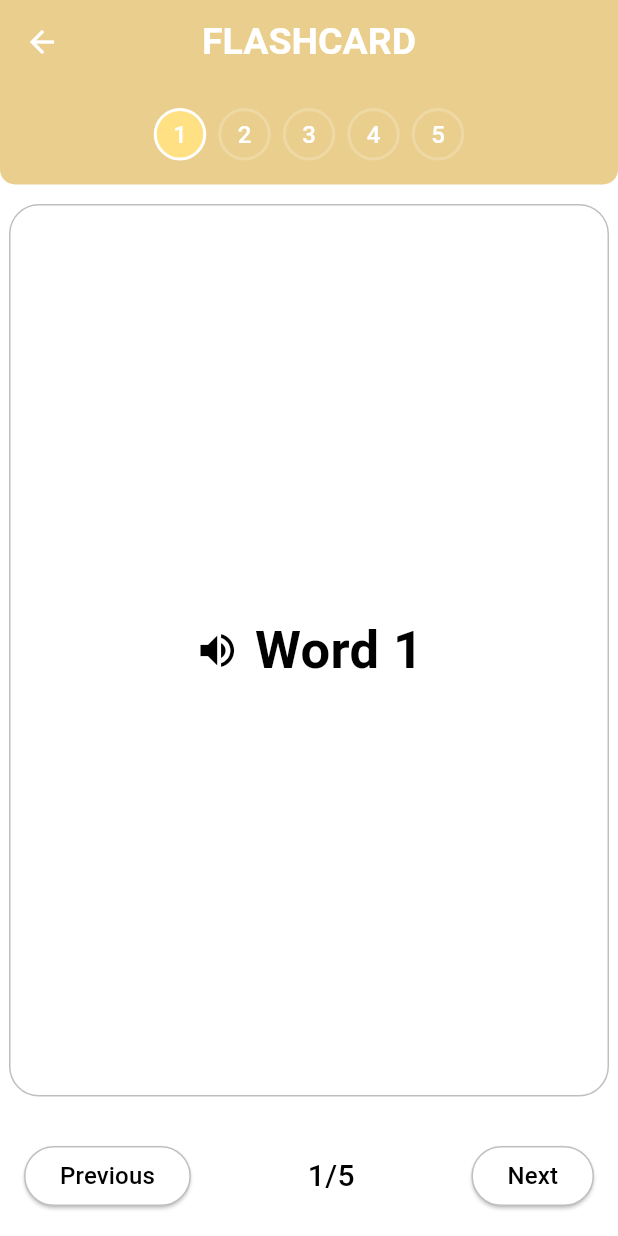
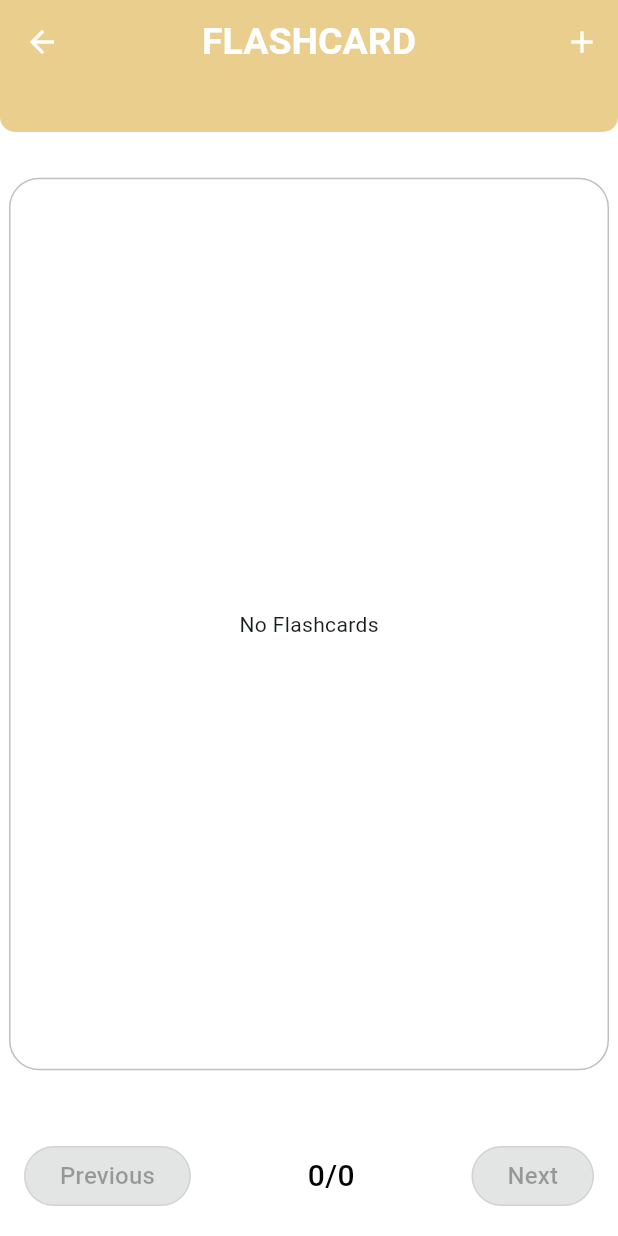
Before and after one commit to Nguyen-Van-Truong/EnglishApp, a Flutter app: the FlashcardPage screen opened directly, on a phone screen of 412 x 824 dp. Run offline on Flutter 3.47's test engine with Material 3 defaults, Android fonts, the phone set to English and light mode, and no system bars; our stand-ins replace hexcolor, image_cropper, image_picker, permission_handler, sqflite; missing offline and left inert: color_type_converter, flutter_client_sse, flutter_webrtc, google_mlkit_text_recognition; accounts and stored records are empty; Roboto replaces fonts that are missing (Poppins).

Commit message:
Finish Flashcard: Add flashcard to local, remove flashcard

```diff
--- a/lib/src/presentation/pages/flashcard_page.dart
+++ b/lib/src/presentation/pages/flashcard_page.dart
@@ -1,8 +1,30 @@
 // lib/src/presentation/pages/flashcard_page.dart
 import 'package:flutter/material.dart';
+import 'package:path_provider/path_provider.dart';
+import 'dart:convert';
+import 'dart:io';
 import 'package:provider/provider.dart';
 import 'package:englishapp/src/theme/theme_provider.dart';
 import 'package:englishapp/src/theme/colors.dart';
+
+class Flashcard {
+  final String englishWord;
+  final String vietnameseMeaning;
+
+  Flashcard({required this.englishWord, required this.vietnameseMeaning});
+
+  Map<String, String> toJson() => {
+    'englishWord': englishWord,
+    'vietnameseMeaning': vietnameseMeaning,
+  };
+
+  factory Flashcard.fromJson(Map<String, dynamic> json) {
+    return Flashcard(
+      englishWord: json['englishWord'],
+      vietnameseMeaning: json['vietnameseMeaning'],
+    );
+  }
+}
 
 class FlashcardPage extends StatefulWidget {
   @override
@@ -11,7 +33,59 @@ class FlashcardPage extends StatefulWidget {
 
 class _FlashcardPageState extends State<FlashcardPage> {
   int currentIndex = 0;
-  final List<String> words = ['Word 1', 'Word 2', 'Word 3', 'Word 4', 'Word 5'];
+  List<Flashcard> flashcards = [];
+
+  @override
+  void initState() {
+    super.initState();
+    _loadFlashcards();
+  }
+
+  Future<void> _loadFlashcards() async {
+    final directory = await getApplicationDocumentsDirectory();
+    final file = File('${directory.path}/flashcards.json');
+    if (await file.exists()) {
+      final jsonData = await file.readAsString();
+      final List<dynamic> loadedFlashcards = json.decode(jsonData);
+      setState(() {
+        flashcards = loadedFlashcards
+            .map((flashcardJson) => Flashcard.fromJson(flashcardJson))
+            .toList();
+      });
+    } else {
+      flashcards = [];
+      _saveFlashcards();
+    }
+  }
+
+  Future<void> _saveFlashcards() async {
+    final directory = await getApplicationDocumentsDirectory();
+    final file = File('${directory.path}/flashcards.json');
+    await file.writeAsString(
+        json.encode(flashcards.map((fc) => fc.toJson()).toList()));
+  }
+
+  void _addFlashcard(String englishWord, String vietnameseMeaning) {
+    setState(() {
+      flashcards.add(Flashcard(
+          englishWord: englishWord, vietnameseMeaning: vietnameseMeaning));
+      if (flashcards.length == 1) {
+        // Khi thêm flashcard đầu tiên, đặt currentIndex về 0
+        currentIndex = 0;
+      }
+    });
+    _saveFlashcards();
+  }
+
+  void _deleteFlashcard(int index) {
+    setState(() {
+      flashcards.removeAt(index);
+      if (currentIndex >= flashcards.length) {
+        currentIndex = flashcards.length - 1;
+      }
+    });
+    _saveFlashcards();
+  }
 
   @override
   Widget build(BuildContext context) {
@@ -29,22 +103,27 @@ class _FlashcardPageState extends State<FlashcardPage> {
             fontSize: 25,
             fontFamily: 'Poppins',
             fontWeight: FontWeight.w700,
-
           ),
         ),
         iconTheme: IconThemeData(
           color: Colors.white,
         ),
         centerTitle: true,
+        actions: [
+          IconButton(
+            icon: Icon(Icons.add),
+            onPressed: () => _showAddFlashcardDialog(context),
+          ),
+        ],
       ),
       body: Column(
         children: [
           _buildHeader(themeIndex),
           _buildFlashcard(themeIndex),
           _buildNavigationButtons(themeIndex),
+          _buildDeleteButton(themeIndex),
         ],
       ),
-
     );
   }
 
@@ -62,7 +141,7 @@ class _FlashcardPageState extends State<FlashcardPage> {
         children: [
           Row(
             mainAxisAlignment: MainAxisAlignment.center,
-            children: List.generate(words.length, (index) {
+            children: List.generate(flashcards.length, (index) {
               return Container(
                 margin: const EdgeInsets.symmetric(horizontal: 4.0),
                 width: 35,
@@ -75,7 +154,8 @@ class _FlashcardPageState extends State<FlashcardPage> {
                   border: Border.all(
                     color: index == currentIndex
                         ? AppColors.getColor(themeIndex, 'primaryTextHeader')
-                        : AppColors.getColor(themeIndex, 'primaryTextHeader').withOpacity(0.2),
+                        : AppColors.getColor(themeIndex, 'primaryTextHeader')
+                        .withOpacity(0.2),
                     width: 2,
                   ),
                 ),
@@ -107,18 +187,20 @@ class _FlashcardPageState extends State<FlashcardPage> {
           decoration: BoxDecoration(
             color: AppColors.getColor(themeIndex, 'cardBackground'),
             borderRadius: BorderRadius.circular(20),
-            border: Border.all(color: AppColors.getColor(themeIndex, 'secondaryText').withOpacity(0.25)),
+            border: Border.all(
+              color: AppColors.getColor(themeIndex, 'secondaryText')
+                  .withOpacity(0.25),
+            ),
           ),
-          child: Stack(
+          child: flashcards.isNotEmpty
+              ? Stack(
             children: [
               Center(
-                child: Row(
+                child: Column(
                   mainAxisSize: MainAxisSize.min,
                   children: [
-                    Icon(Icons.volume_up, size: 30, color: AppColors.getColor(themeIndex, 'primaryText')),
-                    SizedBox(width: 10),
                     Text(
-                      words[currentIndex],
+                      flashcards[currentIndex].englishWord,
                       textAlign: TextAlign.center,
                       style: TextStyle(
                         color: AppColors.getColor(themeIndex, 'primaryText'),
@@ -127,34 +209,58 @@ class _FlashcardPageState extends State<FlashcardPage> {
                         fontWeight: FontWeight.w700,
                       ),
                     ),
+                    SizedBox(height: 10),
+                    Text(
+                      flashcards[currentIndex].vietnameseMeaning,
+                      textAlign: TextAlign.center,
+                      style: TextStyle(
+                        color: AppColors.getColor(themeIndex, 'secondaryText'),
+                        fontSize: 25,
+                        fontFamily: 'Poppins',
+                        fontWeight: FontWeight.w500,
+                      ),
+                    ),
                   ],
                 ),
               ),
             ],
-          ),
+          )
+              : Center(child: Text("No Flashcards")),
         ),
       ),
     );
   }
 
   Widget _buildNavigationButtons(int themeIndex) {
+    final isPreviousEnabled = flashcards.isNotEmpty && currentIndex > 0;
+    final isNextEnabled = flashcards.isNotEmpty && currentIndex < flashcards.length - 1;
+
     return Padding(
       padding: const EdgeInsets.all(16.0),
       child: Row(
         mainAxisAlignment: MainAxisAlignment.spaceBetween,
         children: [
           ElevatedButton(
-            onPressed: () {
+            onPressed: isPreviousEnabled
+                ? () {
               setState(() {
-                currentIndex = (currentIndex - 1 + words.length) % words.length;
+                currentIndex = (currentIndex - 1) % flashcards.length;
               });
-            },
+            }
+                : null,
             style: ElevatedButton.styleFrom(
-              foregroundColor: AppColors.getColor(themeIndex, 'primaryText'),
+              foregroundColor: isPreviousEnabled
+                  ? AppColors.getColor(themeIndex, 'primaryText')
+                  : Colors.grey,
               backgroundColor: AppColors.getColor(themeIndex, 'cardBackground'),
               shape: RoundedRectangleBorder(
                 borderRadius: BorderRadius.circular(20),
-                side: BorderSide(color: AppColors.getColor(themeIndex, 'secondaryText').withOpacity(0.25)),
+                side: BorderSide(
+                  color: isPreviousEnabled
+                      ? AppColors.getColor(themeIndex, 'secondaryText')
+                      .withOpacity(0.25)
+                      : Colors.grey.withOpacity(0.25),
+                ),
               ),
             ),
             child: Text(
@@ -167,7 +273,9 @@ class _FlashcardPageState extends State<FlashcardPage> {
             ),
           ),
           Text(
-            '${currentIndex + 1}/${words.length}',
+            flashcards.isNotEmpty
+                ? '${currentIndex + 1}/${flashcards.length}'
+                : '0/0',
             style: TextStyle(
               color: AppColors.getColor(themeIndex, 'primaryText'),
               fontSize: 20,
@@ -176,17 +284,26 @@ class _FlashcardPageState extends State<FlashcardPage> {
             ),
           ),
           ElevatedButton(
-            onPressed: () {
+            onPressed: isNextEnabled
+                ? () {
               setState(() {
-                currentIndex = (currentIndex + 1) % words.length;
+                currentIndex = (currentIndex + 1) % flashcards.length;
               });
-            },
+            }
+                : null,
             style: ElevatedButton.styleFrom(
-              foregroundColor: AppColors.getColor(themeIndex, 'primaryText'),
+              foregroundColor: isNextEnabled
+                  ? AppColors.getColor(themeIndex, 'primaryText')
+                  : Colors.grey,
               backgroundColor: AppColors.getColor(themeIndex, 'cardBackground'),
               shape: RoundedRectangleBorder(
                 borderRadius: BorderRadius.circular(20),
-                side: BorderSide(color: AppColors.getColor(themeIndex, 'secondaryText').withOpacity(0.25)),
+                side: BorderSide(
+                  color: isNextEnabled
+                      ? AppColors.getColor(themeIndex, 'secondaryText')
+                      .withOpacity(0.25)
+                      : Colors.grey.withOpacity(0.25),
+                ),
               ),
             ),
             child: Text(
@@ -202,4 +319,78 @@ class _FlashcardPageState extends State<FlashcardPage> {
       ),
     );
   }
+
+  Widget _buildDeleteButton(int themeIndex) {
+    return flashcards.isNotEmpty
+        ? Padding(
+      padding: const EdgeInsets.all(16.0),
+      child: ElevatedButton(
+        onPressed: () {
+          _deleteFlashcard(currentIndex);
+        },
+        style: ElevatedButton.styleFrom(
+          foregroundColor: Colors.white,
+          backgroundColor: Colors.red,
+          shape: RoundedRectangleBorder(
+            borderRadius: BorderRadius.circular(20),
+          ),
+        ),
+        child: Text(
+          'Delete Flashcard',
+          style: TextStyle(
+            fontFamily: 'Poppins',
+            fontWeight: FontWeight.w500,
+            fontSize: 16,
+          ),
+        ),
+      ),
+    )
+        : Container();
+  }
+
+  void _showAddFlashcardDialog(BuildContext context) {
+    TextEditingController englishController = TextEditingController();
+    TextEditingController vietnameseController = TextEditingController();
+
+    showDialog(
+      context: context,
+      builder: (BuildContext context) {
+        return AlertDialog(
+          title: Text('Add Flashcard'),
+          content: Column(
+            mainAxisSize: MainAxisSize.min,
+            children: [
+              TextField(
+                controller: englishController,
+                decoration: InputDecoration(hintText: 'Enter English word'),
+              ),
+              TextField(
+                controller: vietnameseController,
+                decoration: InputDecoration(hintText: 'Enter Vietnamese meaning'),
+              ),
+            ],
+          ),
+          actions: [
+            TextButton(
+              child: Text('Cancel'),
+              onPressed: () {
+                Navigator.of(context).pop();
+              },
+            ),
+            ElevatedButton(
+              child: Text('Save'),
+              onPressed: () {
+                if (englishController.text.isNotEmpty &&
+                    vietnameseController.text.isNotEmpty) {
+                  _addFlashcard(englishController.text,
+                      vietnameseController.text);
+                  Navigator.of(context).pop();
+                }
+              },
+            ),
+          ],
+        );
+      },
+    );
+  }
 }
```
